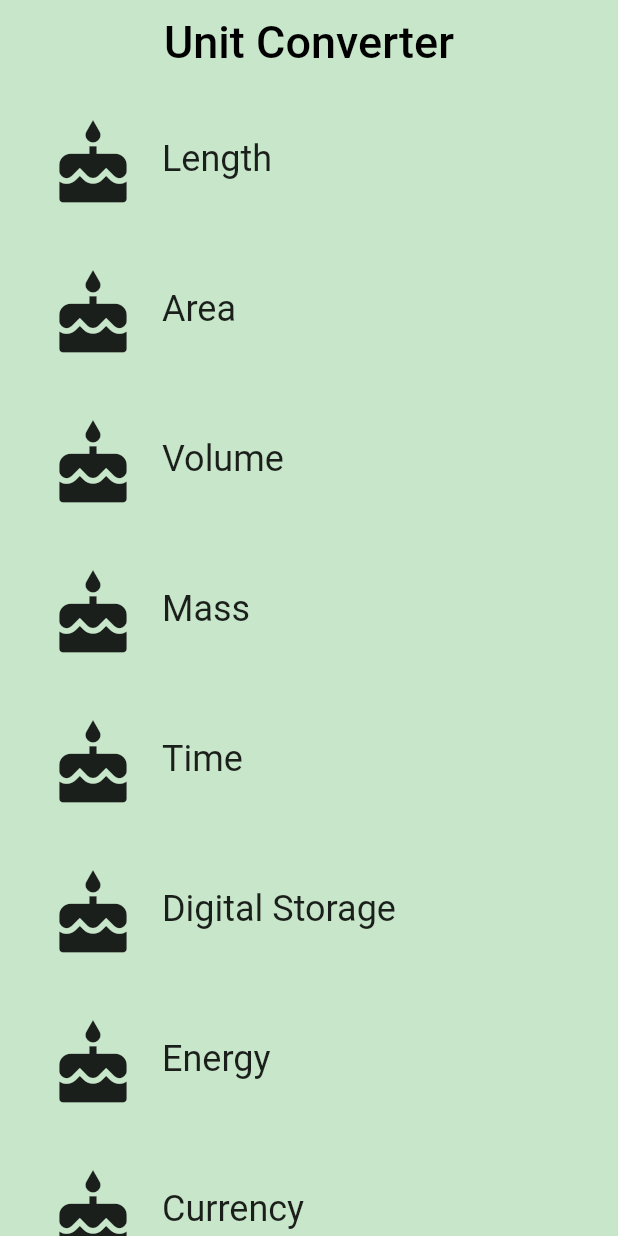
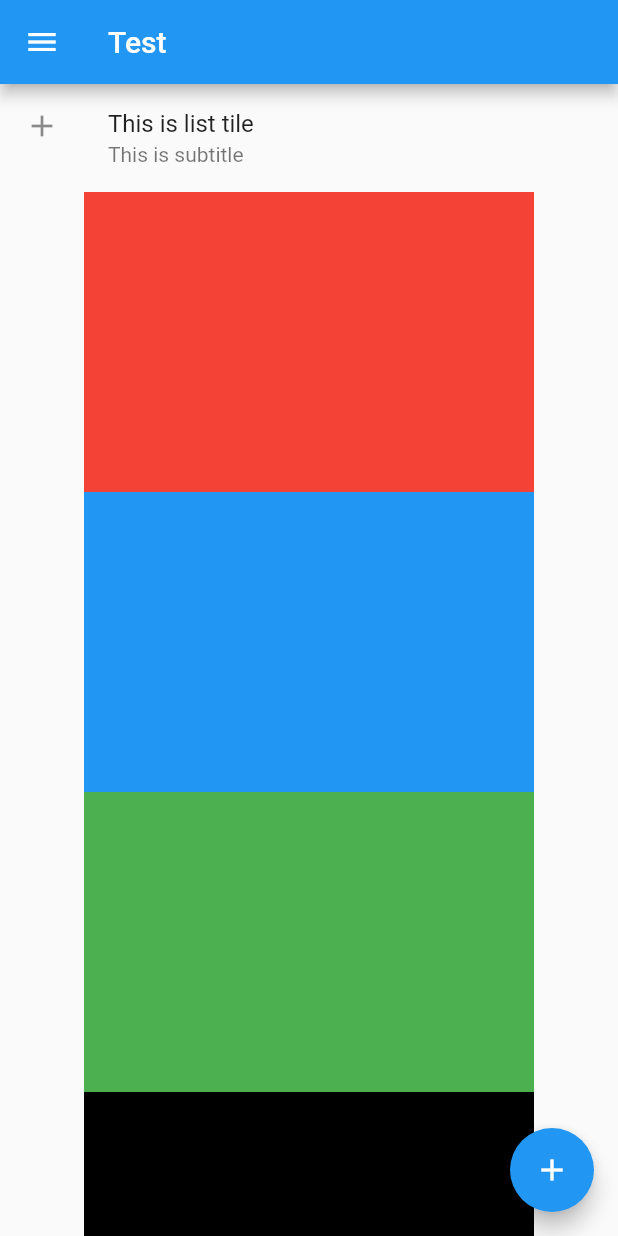
Before and after one commit to Xuzan10/flutter_meetup, a Flutter app: the screen it shows after launch, on a phone screen of 412 x 824 dp. Run offline on Flutter 3.47's test engine with Material 2 defaults, Android fonts, the phone set to English and light mode, and no system bars.

Commit message:
* live coding

```diff
--- a/lib/main.dart
+++ b/lib/main.dart
@@ -4,27 +4,86 @@
 
 // You can read about packages here: https://flutter.io/using-packages/
 import 'package:flutter/material.dart';
-import 'package:flutter_meetup/category_route.dart';
 
 // TODO: Import the CategoryRoute widget
 
 /// The function that is called when main.dart is run.
 void main() {
-  runApp(UnitConverterApp());
+  runApp(MyApp());
 }
 
-/// This widget is the root of our application.
-///
-/// The first screen we see is a list [Categories].
-class UnitConverterApp extends StatelessWidget {
+class MyApp extends StatelessWidget {
+  Widget getBox(Color color) {
+    return Container(
+      height: 200,
+      width: 300,
+      color: color,
+    );
+  }
+
+  Widget getListTile(String title, IconData icon) {
+    return ListTile(
+      title: Text(title),
+      leading: Icon(icon),
+      onTap: () {
+        print("list tile pressed");
+      },
+    );
+  }
+
   @override
   Widget build(BuildContext context) {
     return MaterialApp(
       debugShowCheckedModeBanner: false,
-      title: 'Unit Converter',
-      // TODO: Instead of pointing to exactly 1 Category widget,
-      // our home should now point to an instance of the CategoryRoute widget.
-      home: CategoryRoute(),
+      home: Scaffold(
+        drawer: Drawer(
+          child: Column(
+            children: <Widget>[
+              UserAccountsDrawerHeader(
+                currentAccountPicture: CircleAvatar(
+                  child: Image.network(
+                      "https://encrypted-tbn0.gstatic.com/images?q=tbn:ANd9GcTwpMa-LnTiy607Vq4zIcch4HU8JwnF6VCyyZWojL53UK9LobIzTA",),
+                ),
+                accountEmail: Text("a@a.com"),
+                accountName: Text("Xuzan"),
+              ),
+              getListTile("Home", Icons.home),
+              getListTile("Settings", Icons.settings),
+              getListTile("About us", Icons.account_box),
+            ],
+          ),
+        ),
+        appBar: AppBar(
+          title: Text(
+            "Test",
+            style: TextStyle(color: Colors.white),
+          ),
+        ),
+        floatingActionButton: FloatingActionButton(
+          onPressed: () {
+            print("test");
+          },
+          child: Icon(Icons.add),
+        ),
+        body: SingleChildScrollView(
+          child: Column(
+            children: <Widget>[
+              ListTile(
+                title: Text("This is list tile"),
+                subtitle: Text("This is subtitle"),
+                leading: Icon(Icons.add),
+                onTap: () {
+                  print("list tile pressed");
+                },
+              ),
+              getBox(Colors.red),
+              getBox(Colors.blue),
+              getBox(Colors.green),
+              getBox(Colors.black),
+            ],
+          ),
+        ),
+      ),
     );
   }
 }
```
